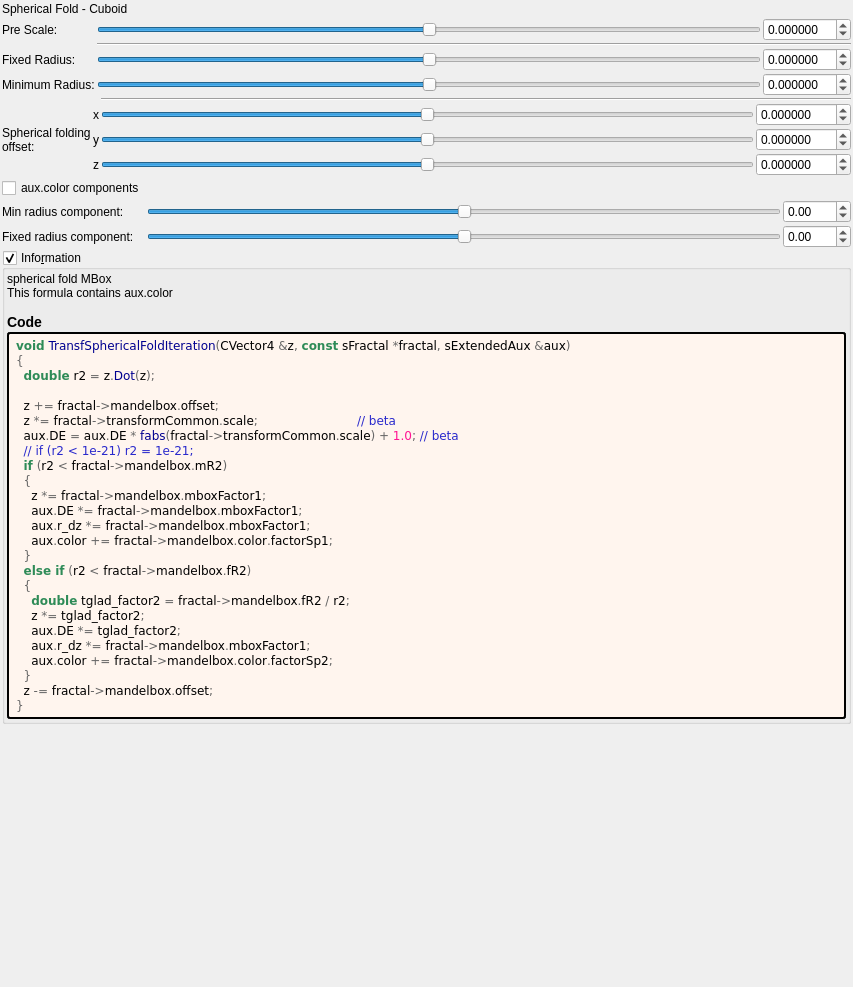
The window that mandelbulber2/formula/ui/fractal_transf_spherical_fold_cuboid.ui (buddhi1980/mandelbulber2) describes before a commit, drawn with Qt 5.
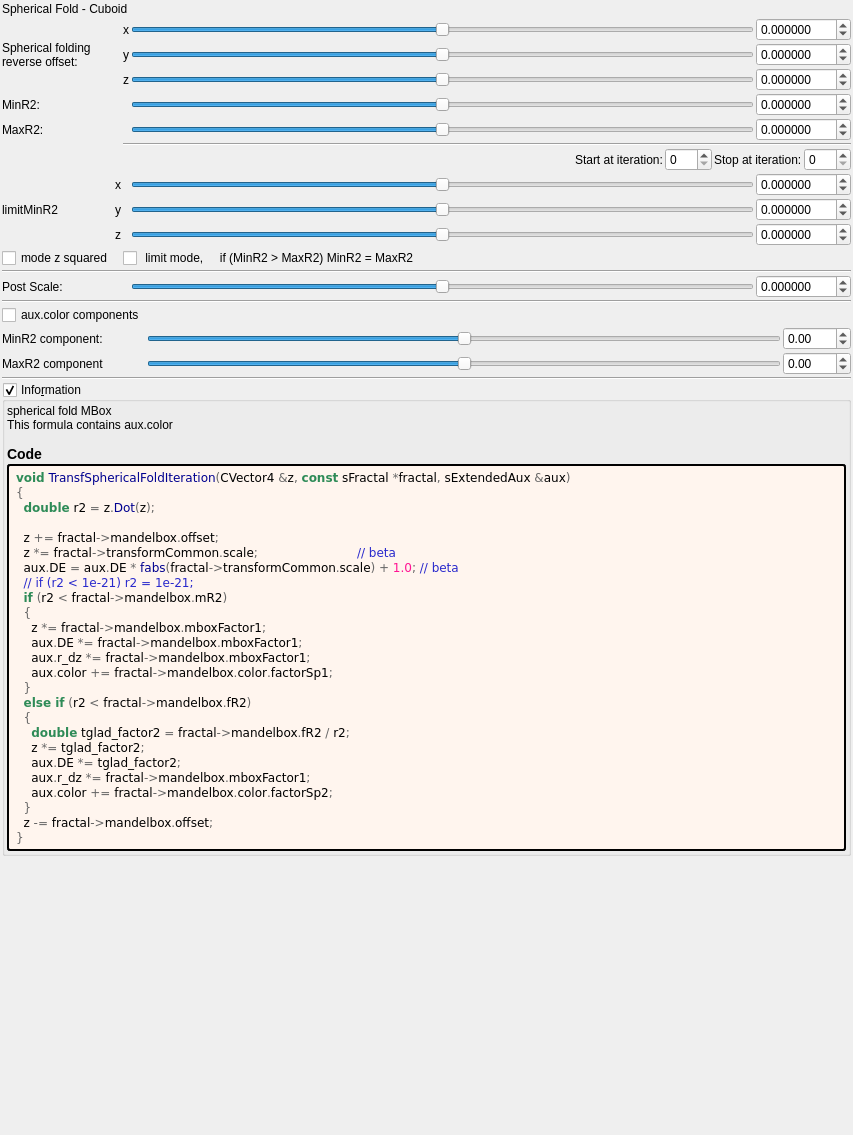
The same window after the commit. Custom widgets are drawn as their Qt base class.

Commit message: TransfSphericalFoldCuboidIteration completed

What changed in the file:
```diff
--- a/mandelbulber2/formula/ui/fractal_transf_spherical_fold_cuboid.ui
+++ b/mandelbulber2/formula/ui/fractal_transf_spherical_fold_cuboid.ui
@@ -7,7 +7,7 @@
     <x>0</x>
     <y>0</y>
     <width>853</width>
-    <height>987</height>
+    <height>1135</height>
    </rect>
   </property>
   <property name="windowTitle">
@@ -37,68 +37,11 @@
     </widget>
    </item>
    <item>
-    <layout class="QGridLayout" name="gridLayout_2">
-     <item row="0" column="1">
-      <widget class="QSlider" name="slider_transf_scale">
-       <property name="sizePolicy">
-        <sizepolicy hsizetype="Expanding" vsizetype="Maximum">
-         <horstretch>0</horstretch>
-         <verstretch>0</verstretch>
-        </sizepolicy>
-       </property>
-       <property name="minimum">
-        <number>-5000000</number>
-       </property>
-       <property name="maximum">
-        <number>5000000</number>
-       </property>
-       <property name="value">
-        <number>0</number>
-       </property>
-       <property name="sliderPosition">
-        <number>0</number>
-       </property>
-       <property name="orientation">
-        <enum>Qt::Horizontal</enum>
-       </property>
-      </widget>
-     </item>
-     <item row="1" column="1" colspan="2">
-      <widget class="Line" name="line">
-       <property name="orientation">
-        <enum>Qt::Horizontal</enum>
-       </property>
-      </widget>
-     </item>
-     <item row="2" column="2">
-      <widget class="MyDoubleSpinBox" name="spinbox_mandelbox_folding_fixed_radius">
-       <property name="sizePolicy">
-        <sizepolicy hsizetype="Minimum" vsizetype="Maximum">
-         <horstretch>0</horstretch>
-         <verstretch>0</verstretch>
-        </sizepolicy>
-       </property>
-       <property name="prefix">
-        <string/>
-       </property>
-       <property name="suffix">
-        <string/>
-       </property>
-       <property name="decimals">
-        <number>6</number>
-       </property>
-       <property name="minimum">
-        <double>-99.989999999999995</double>
-       </property>
-       <property name="maximum">
-        <double>99.989999999999995</double>
-       </property>
-       <property name="singleStep">
-        <double>0.100000000000000</double>
-       </property>
-      </widget>
-     </item>
-     <item row="0" column="2">
+    <layout class="QGridLayout" name="gridLayout_16">
+     <property name="spacing">
+      <number>2</number>
+     </property>
+     <item row="18" column="4">
       <widget class="MyDoubleSpinBox" name="spinbox_transf_scale">
        <property name="sizePolicy">
         <sizepolicy hsizetype="Minimum" vsizetype="Maximum">
@@ -126,8 +69,8 @@
        </property>
       </widget>
      </item>
-     <item row="2" column="1">
-      <widget class="QSlider" name="slider_mandelbox_folding_fixed_radius">
+     <item row="18" column="3">
+      <widget class="QSlider" name="slider_transf_scale">
        <property name="sizePolicy">
         <sizepolicy hsizetype="Expanding" vsizetype="Maximum">
          <horstretch>0</horstretch>
@@ -151,33 +94,8 @@
        </property>
       </widget>
      </item>
-     <item row="3" column="1">
-      <widget class="QSlider" name="slider_mandelbox_folding_min_radius">
-       <property name="sizePolicy">
-        <sizepolicy hsizetype="Expanding" vsizetype="Maximum">
-         <horstretch>0</horstretch>
-         <verstretch>0</verstretch>
-        </sizepolicy>
-       </property>
-       <property name="minimum">
-        <number>-5000000</number>
-       </property>
-       <property name="maximum">
-        <number>5000000</number>
-       </property>
-       <property name="value">
-        <number>0</number>
-       </property>
-       <property name="sliderPosition">
-        <number>0</number>
-       </property>
-       <property name="orientation">
-        <enum>Qt::Horizontal</enum>
-       </property>
-      </widget>
-     </item>
-     <item row="3" column="2">
-      <widget class="MyDoubleSpinBox" name="spinbox_mandelbox_folding_min_radius">
+     <item row="2" column="4">
+      <widget class="MyDoubleSpinBox" name="spinbox3_transf_offset_000_x">
        <property name="sizePolicy">
         <sizepolicy hsizetype="Minimum" vsizetype="Maximum">
          <horstretch>0</horstretch>
@@ -194,46 +112,147 @@
         <number>6</number>
        </property>
        <property name="minimum">
-        <double>-99.989999999999995</double>
+        <double>-100.000000000000000</double>
        </property>
        <property name="maximum">
-        <double>99.989999999999995</double>
+        <double>100.000000000000000</double>
        </property>
        <property name="singleStep">
         <double>0.100000000000000</double>
        </property>
       </widget>
      </item>
-     <item row="3" column="0">
-      <widget class="QLabel" name="label_47">
-       <property name="text">
-        <string>Minimum Radius:</string>
-       </property>
-      </widget>
-     </item>
-     <item row="0" column="0">
+     <item row="18" column="0">
       <widget class="QLabel" name="label_18">
        <property name="text">
-        <string>Pre Scale:</string>
+        <string>Post Scale:</string>
        </property>
       </widget>
      </item>
-     <item row="2" column="0">
-      <widget class="QLabel" name="label_16">
-       <property name="text">
-        <string>Fixed Radius:</string>
+     <item row="9" column="0" colspan="5">
+      <layout class="QGridLayout" name="gridLayout_79">
+       <property name="spacing">
+        <number>2</number>
        </property>
+       <item row="2" column="4">
+        <widget class="QLabel" name="label_51">
+         <property name="text">
+          <string>Stop at iteration:</string>
+         </property>
+        </widget>
+       </item>
+       <item row="2" column="5">
+        <widget class="MySpinBox" name="spinboxInt_transf_stop_iterations_A">
+         <property name="sizePolicy">
+          <sizepolicy hsizetype="Preferred" vsizetype="Maximum">
+           <horstretch>0</horstretch>
+           <verstretch>0</verstretch>
+          </sizepolicy>
+         </property>
+         <property name="maximum">
+          <number>999</number>
+         </property>
+        </widget>
+       </item>
+       <item row="2" column="1">
+        <spacer name="horizontalSpacer_44">
+         <property name="orientation">
+          <enum>Qt::Horizontal</enum>
+         </property>
+         <property name="sizeHint" stdset="0">
+          <size>
+           <width>40</width>
+           <height>20</height>
+          </size>
+         </property>
+        </spacer>
+       </item>
+       <item row="2" column="3">
+        <widget class="MySpinBox" name="spinboxInt_transf_start_iterations_A">
+         <property name="sizePolicy">
+          <sizepolicy hsizetype="Minimum" vsizetype="Maximum">
+           <horstretch>0</horstretch>
+           <verstretch>0</verstretch>
+          </sizepolicy>
+         </property>
+         <property name="minimum">
+          <number>0</number>
+         </property>
+         <property name="maximum">
+          <number>999</number>
+         </property>
+         <property name="value">
+          <number>0</number>
+         </property>
+        </widget>
+       </item>
+       <item row="2" column="2">
+        <widget class="QLabel" name="label_71">
+         <property name="text">
+          <string>Start at iteration:</string>
+         </property>
+        </widget>
+       </item>
+      </layout>
+     </item>
+     <item row="3" column="4">
+      <widget class="MyDoubleSpinBox" name="spinbox3_transf_offset_000_y">
+       <property name="sizePolicy">
+        <sizepolicy hsizetype="Minimum" vsizetype="Maximum">
+         <horstretch>0</horstretch>
+         <verstretch>0</verstretch>
+        </sizepolicy>
+       </property>
+       <property name="prefix">
+        <string/>
+       </property>
+       <property name="suffix">
+        <string/>
+       </property>
+       <property name="decimals">
+        <number>6</number>
+       </property>
+       <property name="minimum">
+        <double>-100.000000000000000</double>
+       </property>
+       <property name="maximum">
+        <double>100.000000000000000</double>
+       </property>
+       <property name="singleStep">
+        <double>0.100000000000000</double>
+       </property>
       </widget>
      </item>
-    </layout>
-   </item>
-   <item>
-    <layout class="QGridLayout" name="gridLayout_16">
-     <property name="spacing">
-      <number>2</number>
-     </property>
-     <item row="3" column="2">
-      <widget class="QSlider" name="slider3_mandelbox_offset_x">
+     <item row="12" column="4">
+      <widget class="MyDoubleSpinBox" name="spinbox3_transf_scaleP_222_y">
+       <property name="sizePolicy">
+        <sizepolicy hsizetype="Minimum" vsizetype="Maximum">
+         <horstretch>0</horstretch>
+         <verstretch>0</verstretch>
+        </sizepolicy>
+       </property>
+       <property name="prefix">
+        <string/>
+       </property>
+       <property name="suffix">
+        <string/>
+       </property>
+       <property name="decimals">
+        <number>6</number>
+       </property>
+       <property name="minimum">
+        <double>-100.000000000000000</double>
+       </property>
+       <property name="maximum">
+        <double>100.000000000000000</double>
+       </property>
+       <property name="singleStep">
+        <double>0.100000000000000</double>
+       </property>
+      </widget>
+     </item>
+     <item row="12" column="3">
+      <widget class="QSlider" name="slider3_transf_scaleP_222_y">
        <property name="sizePolicy">
         <sizepolicy hsizetype="Expanding" vsizetype="Maximum">
          <horstretch>0</horstretch>
@@ -254,16 +273,23 @@
        </property>
       </widget>
      </item>
-     <item row="3" column="0" rowspan="3">
+     <item row="2" column="0" rowspan="3">
       <widget class="QLabel" name="label_15">
        <property name="text">
         <string>Spherical folding
-offset:</string>
+reverse offset:</string>
        </property>
       </widget>
      </item>
-     <item row="5" column="2">
-      <widget class="QSlider" name="slider3_mandelbox_offset_z">
+     <item row="6" column="0">
+      <widget class="QLabel" name="label_16">
+       <property name="text">
+        <string>MaxR2:</string>
+       </property>
+      </widget>
+     </item>
+     <item row="13" column="3">
+      <widget class="QSlider" name="slider3_transf_scaleP_222_z">
        <property name="sizePolicy">
         <sizepolicy hsizetype="Expanding" vsizetype="Maximum">
          <horstretch>0</horstretch>
@@ -284,8 +310,31 @@
        </property>
       </widget>
      </item>
-     <item row="4" column="2">
-      <widget class="QSlider" name="slider3_mandelbox_offset_y">
+     <item row="12" column="0">
+      <widget class="QLabel" name="label_20">
+       <property name="text">
+        <string>limitMinR2</string>
+       </property>
+      </widget>
+     </item>
+     <item row="3" column="2">
+      <widget class="QLabel" name="label_116">
+       <property name="sizePolicy">
+        <sizepolicy hsizetype="Preferred" vsizetype="Preferred">
+         <horstretch>0</horstretch>
+         <verstretch>0</verstretch>
+        </sizepolicy>
+       </property>
+       <property name="text">
+        <string notr="true">y</string>
+       </property>
+       <property name="alignment">
+        <set>Qt::AlignRight|Qt::AlignTrailing|Qt::AlignVCenter</set>
+       </property>
+      </widget>
+     </item>
+     <item row="2" column="3">
+      <widget class="QSlider" name="slider3_transf_offset_000_x">
        <property name="sizePolicy">
         <sizepolicy hsizetype="Expanding" vsizetype="Maximum">
          <horstretch>0</horstretch>
@@ -307,7 +356,32 @@
       </widget>
      </item>
      <item row="5" column="3">
-      <widget class="MyDoubleSpinBox" name="spinbox3_mandelbox_offset_z">
+      <widget class="QSlider" name="slider_transf_minR2_p25">
+       <property name="sizePolicy">
+        <sizepolicy hsizetype="Expanding" vsizetype="Maximum">
+         <horstretch>0</horstretch>
+         <verstretch>0</verstretch>
+        </sizepolicy>
+       </property>
+       <property name="minimum">
+        <number>-5000000</number>
+       </property>
+       <property name="maximum">
+        <number>5000000</number>
+       </property>
+       <property name="value">
+        <number>0</number>
+       </property>
+       <property name="sliderPosition">
+        <number>0</number>
+       </property>
+       <property name="orientation">
+        <enum>Qt::Horizontal</enum>
+       </property>
+      </widget>
+     </item>
+     <item row="4" column="4">
+      <widget class="MyDoubleSpinBox" name="spinbox3_transf_offset_000_z">
        <property name="sizePolicy">
         <sizepolicy hsizetype="Minimum" vsizetype="Maximum">
          <horstretch>0</horstretch>
@@ -334,8 +408,72 @@
        </property>
       </widget>
      </item>
-     <item row="4" column="3">
-      <widget class="MyDoubleSpinBox" name="spinbox3_mandelbox_offset_y">
+     <item row="5" column="0">
+      <widget class="QLabel" name="label_47">
+       <property name="text">
+        <string>MinR2:</string>
+       </property>
+      </widget>
+     </item>
+     <item row="5" column="4">
+      <widget class="MyDoubleSpinBox" name="spinbox_transf_minR2_p25">
+       <property name="sizePolicy">
+        <sizepolicy hsizetype="Minimum" vsizetype="Maximum">
+         <horstretch>0</horstretch>
+         <verstretch>0</verstretch>
+        </sizepolicy>
+       </property>
+       <property name="prefix">
+        <string/>
+       </property>
+       <property name="suffix">
+        <string/>
+       </property>
+       <property name="decimals">
+        <number>6</number>
+       </property>
+       <property name="minimum">
+        <double>-99.989999999999995</double>
+       </property>
+       <property name="maximum">
+        <double>99.989999999999995</double>
+       </property>
+       <property name="singleStep">
+        <double>0.100000000000000</double>
+       </property>
+      </widget>
+     </item>
+     <item row="11" column="3">
+      <widget class="QSlider" name="slider3_transf_scaleP_222_x">
+       <property name="sizePolicy">
+        <sizepolicy hsizetype="Expanding" vsizetype="Maximum">
+         <horstretch>0</horstretch>
+         <verstretch>0</verstretch>
+        </sizepolicy>
+       </property>
+       <property name="minimum">
+        <number>-5000000</number>
+       </property>
+       <property name="maximum">
+        <number>5000000</number>
+       </property>
+       <property name="singleStep">
+        <number>1</number>
+       </property>
+       <property name="orientation">
+        <enum>Qt::Horizontal</enum>
+       </property>
+      </widget>
+     </item>
+     <item row="8" column="2" colspan="3">
+      <widget class="Line" name="line_4">
+       <property name="orientation">
+        <enum>Qt::Horizontal</enum>
+       </property>
+      </widget>
+     </item>
+     <item row="11" column="4">
+      <widget class="MyDoubleSpinBox" name="spinbox3_transf_scaleP_222_x">
        <property name="sizePolicy">
         <sizepolicy hsizetype="Minimum" vsizetype="Maximum">
          <horstretch>0</horstretch>
@@ -363,66 +501,28 @@
       </widget>
      </item>
      <item row="3" column="3">
-      <widget class="MyDoubleSpinBox" name="spinbox3_mandelbox_offset_x">
+      <widget class="QSlider" name="slider3_transf_offset_000_y">
        <property name="sizePolicy">
-        <sizepolicy hsizetype="Minimum" vsizetype="Maximum">
+        <sizepolicy hsizetype="Expanding" vsizetype="Maximum">
          <horstretch>0</horstretch>
          <verstretch>0</verstretch>
         </sizepolicy>
        </property>
-       <property name="prefix">
-        <string/>
-       </property>
-       <property name="suffix">
-        <string/>
-       </property>
-       <property name="decimals">
-        <number>6</number>
-       </property>
        <property name="minimum">
-        <double>-100.000000000000000</double>
+        <number>-5000000</number>
        </property>
        <property name="maximum">
-        <double>100.000000000000000</double>
+        <number>5000000</number>
        </property>
        <property name="singleStep">
-        <double>0.100000000000000</double>
+        <number>1</number>
        </property>
-      </widget>
-     </item>
-     <item row="5" column="1">
-      <widget class="QLabel" name="label_117">
-       <property name="sizePolicy">
-        <sizepolicy hsizetype="Preferred" vsizetype="Preferred">
-         <horstretch>0</horstretch>
-         <verstretch>0</verstretch>
-        </sizepolicy>
+       <property name="orientation">
+        <enum>Qt::Horizontal</enum>
        </property>
-       <property name="text">
-        <string notr="true">z</string>
-       </property>
-       <property name="alignment">
-        <set>Qt::AlignRight|Qt::AlignTrailing|Qt::AlignVCenter</set>
-       </property>
       </widget>
      </item>
-     <item row="4" column="1">
-      <widget class="QLabel" name="label_116">
-       <property name="sizePolicy">
-        <sizepolicy hsizetype="Preferred" vsizetype="Preferred">
-         <horstretch>0</horstretch>
-         <verstretch>0</verstretch>
-        </sizepolicy>
-       </property>
-       <property name="text">
-        <string notr="true">y</string>
-       </property>
-       <property name="alignment">
-        <set>Qt::AlignRight|Qt::AlignTrailing|Qt::AlignVCenter</set>
-       </property>
-      </widget>
-     </item>
-     <item row="3" column="1">
+     <item row="2" column="2">
       <widget class="QLabel" name="label_115">
        <property name="sizePolicy">
         <sizepolicy hsizetype="Preferred" vsizetype="Preferred">
@@ -438,15 +538,203 @@
        </property>
       </widget>
      </item>
-     <item row="0" column="2" colspan="2">
+     <item row="4" column="3">
+      <widget class="QSlider" name="slider3_transf_offset_000_z">
+       <property name="sizePolicy">
+        <sizepolicy hsizetype="Expanding" vsizetype="Maximum">
+         <horstretch>0</horstretch>
+         <verstretch>0</verstretch>
+        </sizepolicy>
+       </property>
+       <property name="minimum">
+        <number>-5000000</number>
+       </property>
+       <property name="maximum">
+        <number>5000000</number>
+       </property>
+       <property name="singleStep">
+        <number>1</number>
+       </property>
+       <property name="orientation">
+        <enum>Qt::Horizontal</enum>
+       </property>
+      </widget>
+     </item>
+     <item row="6" column="3">
+      <widget class="QSlider" name="slider_transf_maxR2_1">
+       <property name="sizePolicy">
+        <sizepolicy hsizetype="Expanding" vsizetype="Maximum">
+         <horstretch>0</horstretch>
+         <verstretch>0</verstretch>
+        </sizepolicy>
+       </property>
+       <property name="minimum">
+        <number>-5000000</number>
+       </property>
+       <property name="maximum">
+        <number>5000000</number>
+       </property>
+       <property name="value">
+        <number>0</number>
+       </property>
+       <property name="sliderPosition">
+        <number>0</number>
+       </property>
+       <property name="orientation">
+        <enum>Qt::Horizontal</enum>
+       </property>
+      </widget>
+     </item>
+     <item row="4" column="2">
+      <widget class="QLabel" name="label_117">
+       <property name="sizePolicy">
+        <sizepolicy hsizetype="Preferred" vsizetype="Preferred">
+         <horstretch>0</horstretch>
+         <verstretch>0</verstretch>
+        </sizepolicy>
+       </property>
+       <property name="text">
+        <string notr="true">z</string>
+       </property>
+       <property name="alignment">
+        <set>Qt::AlignRight|Qt::AlignTrailing|Qt::AlignVCenter</set>
+       </property>
+      </widget>
+     </item>
+     <item row="13" column="4">
+      <widget class="MyDoubleSpinBox" name="spinbox3_transf_scaleP_222_z">
+       <property name="sizePolicy">
+        <sizepolicy hsizetype="Minimum" vsizetype="Maximum">
+         <horstretch>0</horstretch>
+         <verstretch>0</verstretch>
+        </sizepolicy>
+       </property>
+       <property name="prefix">
+        <string/>
+       </property>
+       <property name="suffix">
+        <string/>
+       </property>
+       <property name="decimals">
+        <number>6</number>
+       </property>
+       <property name="minimum">
+        <double>-100.000000000000000</double>
+       </property>
+       <property name="maximum">
+        <double>100.000000000000000</double>
+       </property>
+       <property name="singleStep">
+        <double>0.100000000000000</double>
+       </property>
+      </widget>
+     </item>
+     <item row="6" column="4">
+      <widget class="MyDoubleSpinBox" name="spinbox_transf_maxR2_1">
+       <property name="sizePolicy">
+        <sizepolicy hsizetype="Minimum" vsizetype="Maximum">
+         <horstretch>0</horstretch>
+         <verstretch>0</verstretch>
+        </sizepolicy>
+       </property>
+       <property name="prefix">
+        <string/>
+       </property>
+       <property name="suffix">
+        <string/>
+       </property>
+       <property name="decimals">
+        <number>6</number>
+       </property>
+       <property name="minimum">
+        <double>-99.989999999999995</double>
+       </property>
+       <property name="maximum">
+        <double>99.989999999999995</double>
+       </property>
+       <property name="singleStep">
+        <double>0.100000000000000</double>
+       </property>
+      </widget>
+     </item>
+     <item row="17" column="0" colspan="5">
       <widget class="Line" name="line_2">
        <property name="orientation">
         <enum>Qt::Horizontal</enum>
        </property>
       </widget>
      </item>
+     <item row="14" column="0">
+      <widget class="QCheckBox" name="checkBox_transf_function_enabledAx_false">
+       <property name="text">
+        <string notr="true">mode z squared</string>
+       </property>
+      </widget>
+     </item>
+     <item row="11" column="1">
+      <widget class="QLabel" name="label_118">
+       <property name="sizePolicy">
+        <sizepolicy hsizetype="Preferred" vsizetype="Preferred">
+         <horstretch>0</horstretch>
+         <verstretch>0</verstretch>
+        </sizepolicy>
+       </property>
+       <property name="text">
+        <string notr="true">x</string>
+       </property>
+       <property name="alignment">
+        <set>Qt::AlignRight|Qt::AlignTrailing|Qt::AlignVCenter</set>
+       </property>
+      </widget>
+     </item>
+     <item row="14" column="2" colspan="3">
+      <widget class="QCheckBox" name="checkBox_transf_function_enabled">
+       <property name="text">
+        <string notr="true"> limit mode,     if (MinR2 &gt; MaxR2) MinR2 = MaxR2</string>
+       </property>
+      </widget>
+     </item>
+     <item row="13" column="1">
+      <widget class="QLabel" name="label_122">
+       <property name="sizePolicy">
+        <sizepolicy hsizetype="Preferred" vsizetype="Preferred">
+         <horstretch>0</horstretch>
+         <verstretch>0</verstretch>
+        </sizepolicy>
+       </property>
+       <property name="text">
+        <string notr="true">z</string>
+       </property>
+       <property name="alignment">
+        <set>Qt::AlignRight|Qt::AlignTrailing|Qt::AlignVCenter</set>
+       </property>
+      </widget>
+     </item>
+     <item row="12" column="1">
+      <widget class="QLabel" name="label_119">
+       <property name="sizePolicy">
+        <sizepolicy hsizetype="Preferred" vsizetype="Preferred">
+         <horstretch>0</horstretch>
+         <verstretch>0</verstretch>
+        </sizepolicy>
+       </property>
+       <property name="text">
+        <string notr="true">y</string>
+       </property>
+       <property name="alignment">
+        <set>Qt::AlignRight|Qt::AlignTrailing|Qt::AlignVCenter</set>
+       </property>
+      </widget>
+     </item>
     </layout>
    </item>
+   <item>
+    <widget class="Line" name="line_3">
+     <property name="orientation">
+      <enum>Qt::Horizontal</enum>
+     </property>
+    </widget>
+   </item>
    <item>
     <layout class="QGridLayout" name="gridLayout_6">
      <property name="spacing">
@@ -505,7 +793,7 @@
      <item row="1" column="0">
       <widget class="QLabel" name="label_28">
        <property name="text">
-        <string>Min radius component:</string>
+        <string>MinR2 component:</string>
        </property>
       </widget>
      </item>
@@ -562,7 +850,7 @@
      <item row="2" column="0">
       <widget class="QLabel" name="label_29">
        <property name="text">
-        <string>Fixed radius component:</string>
+        <string>MaxR2 component</string>
        </property>
       </widget>
      </item>
@@ -575,6 +863,13 @@
      </item>
     </layout>
    </item>
+   <item>
+    <widget class="Line" name="line_7">
+     <property name="orientation">
+      <enum>Qt::Horizontal</enum>
+     </property>
+    </widget>
+   </item>
    <item>
     <widget class="MyGroupBox" name="groupCheck_info">
      <property name="title">
@@ -696,6 +991,11 @@
    <extends>QDoubleSpinBox</extends>
    <header>my_double_spin_box.h</header>
   </customwidget>
+  <customwidget>
+   <class>MySpinBox</class>
+   <extends>QSpinBox</extends>
+   <header>my_spin_box.h</header>
+  </customwidget>
  </customwidgets>
  <tabstops>
   <tabstop>slider_mandelbox_folding_fixed_radius</tabstop>
```
Left out of the diff: 83 changed lines with no effect on the pictures. The commit also changes 5 other files.
